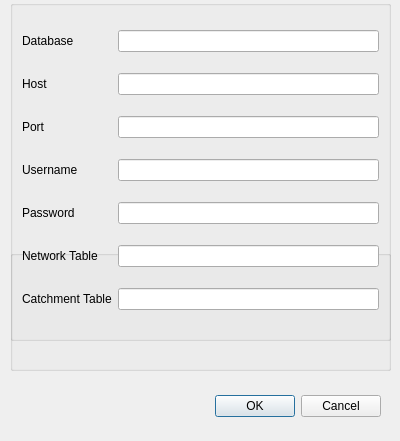
Qt form iso/gui/ui/isochrone_dialog_base.ui (Samweli/isochrones) before a commit.
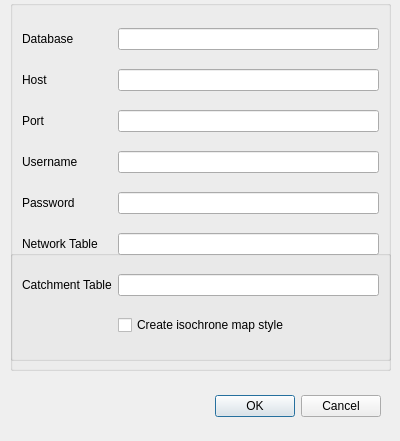
The same form after that commit.

Diff of the .ui file:
```diff
--- a/iso/gui/ui/isochrone_dialog_base.ui
+++ b/iso/gui/ui/isochrone_dialog_base.ui
@@ -61,7 +61,7 @@
      <x>10</x>
      <y>0</y>
      <width>381</width>
-     <height>341</height>
+     <height>361</height>
     </rect>
    </property>
    <property name="sizePolicy">
@@ -265,6 +265,13 @@
       </property>
      </widget>
     </item>
+    <item row="8" column="1">
+     <widget class="QCheckBox" name="style">
+      <property name="text">
+       <string>Create isochrone map style</string>
+      </property>
+     </widget>
+    </item>
    </layout>
   </widget>
  </widget>
```
